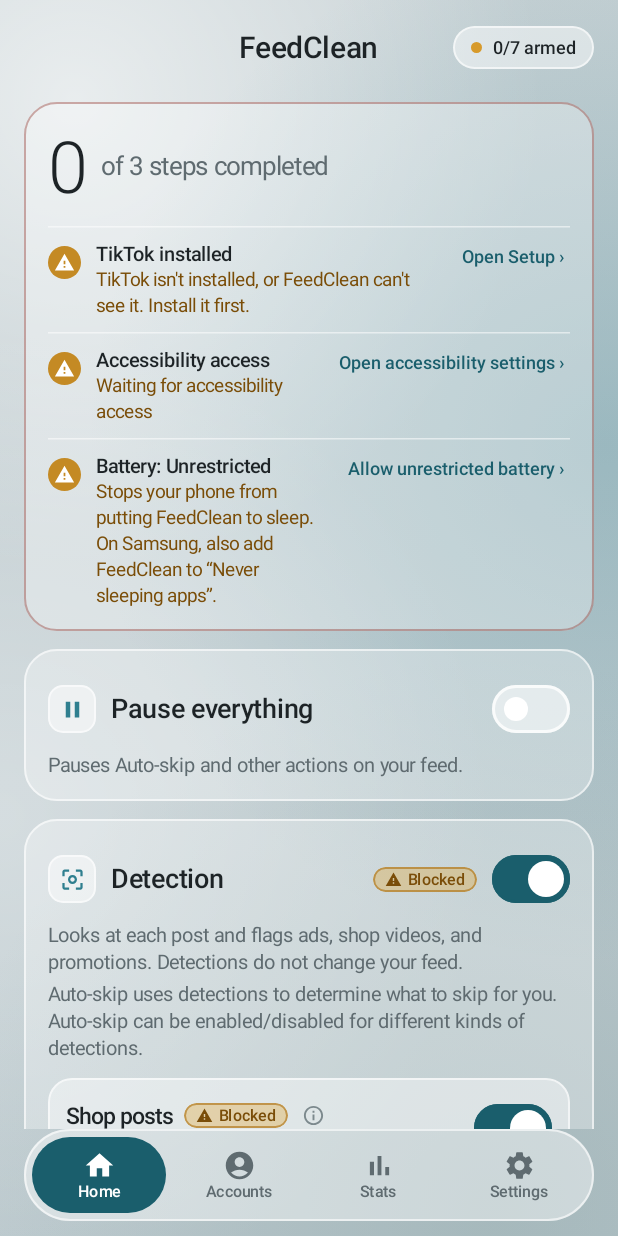
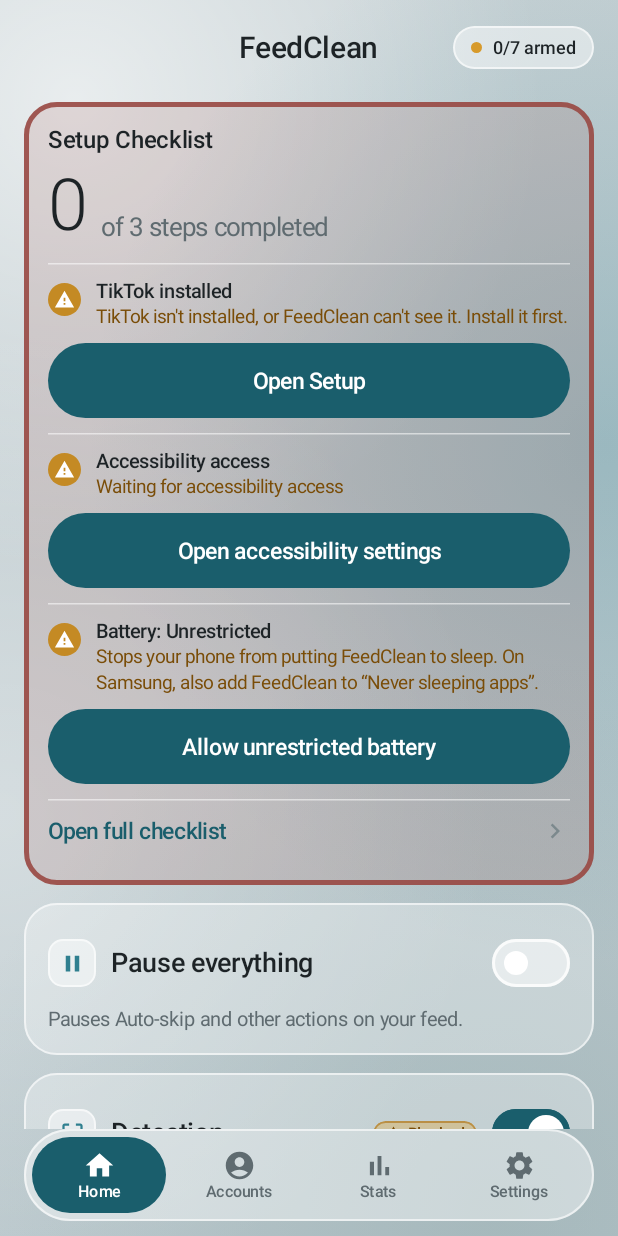
Before and after one commit to dreadnought-0/FeedClean, an Android app built with Jetpack Compose: the screen it shows after launch (MainActivity), on a phone screen of 412 x 824 dp. Run offline under Robolectric (Android 15) with nearby library versions, the phone set to English and light mode, and no system bars; our stand-ins replace Navigation 3, Room's generated code; pictures from the network do not load.

Commit message:
Title the Home hero Setup Checklist and strengthen its red outline
The hero is now titled "Setup Checklist", with the steps-completed
count under the title (collapsed and expanded). Incomplete-step fixes
use the teal primary button. The separate Setup card at the bottom of
Home is gone; Audit stays, and the full checklist is still reachable
from the hero and from Settings → Advanced.

The needs-attention outline (hero and the Setup screen's Accessibility
access item) is 3 dp of Glass.Red at 90% opacity, with a faint red
wash on the card. The teal all-complete outline stays 1 dp.

```diff
--- a/app/src/main/java/io/github/dreadnought0/feedclean/ui/common/Glass.kt
+++ b/app/src/main/java/io/github/dreadnought0/feedclean/ui/common/Glass.kt
@@ -70,7 +70,7 @@ import io.github.dreadnought0.feedclean.ui.theme.Glass
 
 // ── Surfaces ─────────────────────────────────────────────────────────────────────────────────────────────────
 
-/** Card look: normal frosted glass, amber ("Pause everything" while on), a red outline (Setup / hero when setup is missing), or an accent teal outline (hero when Auto-skip is ready). */
+/** Card look: normal frosted glass, amber ("Pause everything" while on), a strong red outline (Setup when steps are missing), or an accent teal outline (hero when setup is complete). */
 enum class CardTone { NORMAL, AMBER, DESTRUCTIVE, ACCENT }
 
 val GlassCardShape = RoundedCornerShape(22.dp)
@@ -86,18 +86,19 @@ fun GlassCard(
     spacing: Dp = 0.dp,
     content: @Composable ColumnScope.() -> Unit,
 ) {
-    val (fill, border) = when (tone) {
-        CardTone.NORMAL -> Glass.Card to Glass.Border
-        CardTone.AMBER -> Glass.AmberWash to Glass.AmberBorderSoft
-        CardTone.DESTRUCTIVE -> Glass.Card to Glass.RedBorder
-        CardTone.ACCENT -> Glass.Card to Glass.Accent
+    val (fill, border, borderWidth) = when (tone) {
+        CardTone.NORMAL -> Triple(Glass.Card, Glass.Border, 1.dp)
+        CardTone.AMBER -> Triple(Glass.AmberWash, Glass.AmberBorderSoft, 1.dp)
+        // Needs-attention: a 3 dp, 90% [Glass.Red] outline and a faint red wash — clearly stronger than the 1 dp teal ready state.
+        CardTone.DESTRUCTIVE -> Triple(Glass.RedWash, Glass.RedOutline, 3.dp)
+        CardTone.ACCENT -> Triple(Glass.Card, Glass.Accent, 1.dp)
     }
     Surface(
         modifier = modifier.fillMaxWidth(),
         shape = GlassCardShape,
         color = fill,
         contentColor = Glass.Ink,
-        border = BorderStroke(1.dp, border),
+        border = BorderStroke(borderWidth, border),
     ) {
         Column(
             modifier = (if (onClick != null) Modifier.clickable(onClick = onClick) else Modifier).padding(contentPadding),
--- a/app/src/main/java/io/github/dreadnought0/feedclean/ui/home/HomeScreen.kt
+++ b/app/src/main/java/io/github/dreadnought0/feedclean/ui/home/HomeScreen.kt
@@ -64,6 +64,7 @@ import io.github.dreadnought0.feedclean.ui.common.GlassSwitch
 import io.github.dreadnought0.feedclean.ui.common.LinkRow
 import io.github.dreadnought0.feedclean.ui.common.ArmedPill
 import io.github.dreadnought0.feedclean.ui.common.OptionRow
+import io.github.dreadnought0.feedclean.ui.common.PrimaryButton
 import io.github.dreadnought0.feedclean.ui.common.WarnBar
 import io.github.dreadnought0.feedclean.ui.icons.FeedCleanIcons
 import io.github.dreadnought0.feedclean.ui.settings.NotInterestedRiskDialog
@@ -197,7 +198,7 @@ fun HomeScreen(
         NotInterestedCard(state, actions, navigation, fixHandlers, openSheet)
         BlockingCard(state, navigation, fixHandlers, openSheet)
         HelpersCard(state, actions, navigation, openSheet)
-        ToolsCard(setupStatus, state.serviceConnected, navigation)
+        ToolsCard(navigation)
     }
 
     sheetTargetOf(sheetKey)?.let { target ->
@@ -287,7 +288,14 @@ private fun SummaryCard(state: HomeUiState, setupStatus: SetupStatus?, navigatio
                 .then(if (toggle != null) Modifier.clickable(onClick = toggle) else Modifier),
             verticalAlignment = Alignment.CenterVertically,
         ) {
+            Column(Modifier.weight(1f)) {
+                Text(
+                    stringResource(R.string.home_steps_title),
+                    style = MaterialTheme.typography.titleMedium,
+                    color = Glass.Ink,
+                )
                 if (expanded) {
+                    Row(Modifier.padding(top = 6.dp), verticalAlignment = Alignment.Bottom) {
                         Text(
                             progress.completed.toString(),
                             style = MaterialTheme.typography.displaySmall,
@@ -297,15 +305,17 @@ private fun SummaryCard(state: HomeUiState, setupStatus: SetupStatus?, navigatio
                             stringResource(R.string.home_steps_count, progress.total),
                             style = MaterialTheme.typography.titleMedium.copy(fontWeight = FontWeight.Normal, fontSize = 17.sp),
                             color = Glass.Muted,
-                    modifier = Modifier.padding(start = 8.dp, bottom = 4.dp).weight(1f),
+                            modifier = Modifier.padding(start = 8.dp, bottom = 4.dp),
                         )
+                    }
                 } else {
                     Text(
                         stringResource(R.string.home_steps_completed, progress.completed, progress.total),
-                    style = MaterialTheme.typography.titleMedium,
-                    color = Glass.Ink,
-                    modifier = Modifier.weight(1f),
+                        style = MaterialTheme.typography.bodyMedium,
+                        color = Glass.Muted,
+                        modifier = Modifier.padding(top = 2.dp),
                     )
+                }
             }
             if (canToggle) {
                 Icon(
@@ -325,6 +335,8 @@ private fun SummaryCard(state: HomeUiState, setupStatus: SetupStatus?, navigatio
                     onFix = { fixSetupStep(context, step.id, navigation.openSetup) },
                 )
             }
+            GlassDivider(Modifier.padding(top = 10.dp))
+            LinkRow(stringResource(R.string.home_steps_open_full), navigation.openSetup)
         }
     }
 }
@@ -381,14 +393,9 @@ private fun SetupStepRow(
                 Text(subtitle, style = MaterialTheme.typography.bodySmall, color = if (step.done) Glass.Muted else Glass.AmberText, modifier = Modifier.padding(top = 2.dp))
             }
         }
+    }
     if (action != null) {
-            Text(
-                "$action ›",
-                style = MaterialTheme.typography.labelMedium,
-                color = Glass.Accent,
-                modifier = Modifier.clip(CircleShape).clickable(onClick = onFix).padding(horizontal = 4.dp, vertical = 2.dp),
-            )
-        }
+        PrimaryButton(action, onFix, modifier = Modifier.padding(top = 10.dp))
     }
 }
 
@@ -406,7 +413,6 @@ private fun fixSetupStep(context: android.content.Context, id: SetupStepId, open
     if (!opened) openSetup()
 }
 
-// ── Pause everything ────────────────────────────────────────────────────────────────────────────────────────
 // ── Pause everything ────────────────────────────────────────────────────────────────────────────────────────
 
 @Composable
@@ -735,24 +741,8 @@ private fun HelpersCard(
 }
 
 @Composable
-private fun ToolsCard(setupStatus: SetupStatus?, serviceConnected: Boolean, navigation: HomeNavigation) {
-    val allSet = setupStatus != null && setupStatus.allSet(serviceConnected)
-    // Same truth ArmedEvaluator uses (service actually running), plus "not enabled" when Setup has checked.
-    val accessibilityMissing = !serviceConnected || setupStatus?.serviceEnabled == false
-    val toolsPadding = androidx.compose.foundation.layout.PaddingValues(horizontal = 16.dp, vertical = 6.dp)
-    GlassCard(
-        contentPadding = toolsPadding,
-        tone = if (accessibilityMissing) CardTone.DESTRUCTIVE else CardTone.NORMAL,
-    ) {
-        LinkRow(
-            stringResource(R.string.home_setup_row),
-            navigation.openSetup,
-            icon = FeedCleanIcons.Checklist,
-            accent = false,
-            value = setupStatus?.let { stringResource(if (allSet) R.string.home_setup_all_set else R.string.home_setup_needs) },
-        )
-    }
-    GlassCard(contentPadding = toolsPadding) {
+private fun ToolsCard(navigation: HomeNavigation) {
+    GlassCard(contentPadding = androidx.compose.foundation.layout.PaddingValues(horizontal = 16.dp, vertical = 6.dp)) {
         LinkRow(stringResource(R.string.home_audit_row), navigation.openAudit, icon = FeedCleanIcons.Scan, accent = false)
     }
 }
--- a/app/src/main/java/io/github/dreadnought0/feedclean/ui/theme/Color.kt
+++ b/app/src/main/java/io/github/dreadnought0/feedclean/ui/theme/Color.kt
@@ -22,8 +22,12 @@ object Glass {
 
     /** Destructive actions and errors. */
     val Red = Color(0xFF9A4A44)
-    /** Outline for destructive actions and for Setup when accessibility access is missing. */
+    /** Hairline outline for destructive buttons. */
     val RedBorder = Red.copy(alpha = 0.45f)
+    /** Strong outline for Setup cards that need attention (90% of [Red]). */
+    val RedOutline = Red.copy(alpha = 0.90f)
+    /** Faint red tint behind a needs-attention Setup card. */
+    val RedWash = Red.copy(alpha = 0.14f)
 
     // Amber: Blocked, and Pause everything while on
     val Amber = Color(0xFFD79A2B)
--- a/app/src/main/res/values/strings_armed.xml
+++ b/app/src/main/res/values/strings_armed.xml
@@ -95,7 +95,9 @@
     <string name="and_word">and</string>
 
     <!-- Home summary -->
+    <string name="home_steps_title">Setup Checklist</string>
     <string name="home_steps_count">of %1$d steps completed</string>
+    <string name="home_steps_open_full">Open full checklist</string>
     <string name="home_steps_completed">%1$d of %2$d steps completed</string>
     <string name="home_steps_expand_cd">Show setup steps</string>
     <string name="home_steps_collapse_cd">Hide setup steps</string>
@@ -150,9 +152,6 @@
     <string name="home_cover_title">Cover skipped posts</string>
     <string name="home_cover_sub">Hides a post while it\'s skipped so it doesn\'t flash by.</string>
     <string name="home_link_helpers">Bubble &amp; cover options</string>
-    <string name="home_setup_row">Setup checklist</string>
-    <string name="home_setup_all_set">All set</string>
-    <string name="home_setup_needs">Needs attention</string>
     <string name="home_audit_row">Unblock audit</string>
     <string name="home_info_cd">More about %1$s</string>
 
--- a/app/src/main/res/values/strings_ui.xml
+++ b/app/src/main/res/values/strings_ui.xml
@@ -24,7 +24,7 @@
     <string name="ui_home_title">@string/app_name</string>
 
     <!-- ── Setup checklist ───────────────────────────────────────────────── -->
-    <string name="ui_setup_title">Setup checklist</string>
+    <string name="ui_setup_title">Setup Checklist</string>
     <string name="ui_setup_all_set">All set. FeedClean is ready.</string>
     <plurals name="ui_setup_steps_to_go">
         <item quantity="one">step to go</item>
```
Lines whose indentation alone changed are shown as unchanged.
